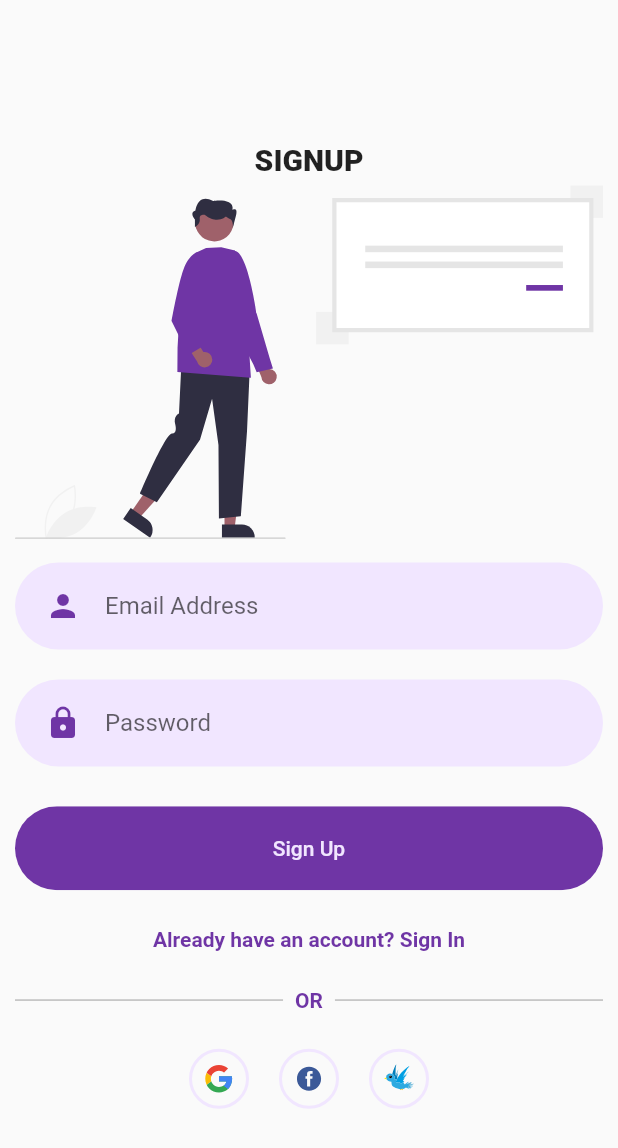
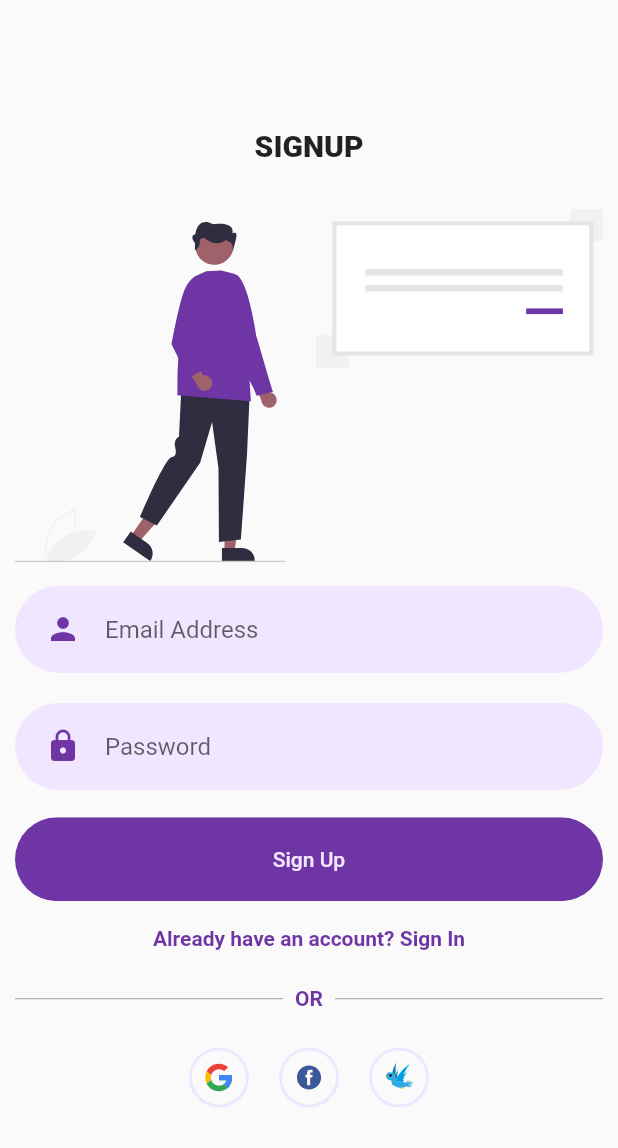
Before and after one commit to Oshinowo/flutter-auth, a Flutter app: the screen it shows after launch, after a tap on "SIGN UP", on a phone screen of 412 x 824 dp. Shown: the top 1148 px of the screen. Run offline on Flutter 3.47's test engine with Material 2 defaults, Android fonts, the phone set to English and light mode, and no system bars; our stand-ins replace flutter_svg.

Commit message:
complete working app

```diff
--- a/lib/screens/home_page.dart
+++ b/lib/screens/home_page.dart
@@ -19,16 +19,15 @@ class _HomePageState extends State<HomePage> {
     Size size = MediaQuery.of(context).size;
     return SafeArea(
       child: Scaffold(
-        body: Padding(
-          padding: const EdgeInsets.fromLTRB(10.0, 25.0, 10.0, 10.0),
-          child: SingleChildScrollView(
+        body: SingleChildScrollView(
+          padding: EdgeInsets.fromLTRB(10.0, 25.0, 10.0, 10.0),
           child: Column(
             mainAxisAlignment: MainAxisAlignment.center,
             crossAxisAlignment: CrossAxisAlignment.stretch,
             children: [
               Center(
                 child: Text(
-                    'Welcome To EDU',
+                  'Welcome To Class',
                   style: kHeadingStyle,
                 ),
               ),
@@ -73,7 +72,6 @@ class _HomePageState extends State<HomePage> {
           ),
         ),
       ),
-      ),
     );
   }
 }
--- a/lib/screens/login_page.dart
+++ b/lib/screens/login_page.dart
@@ -18,9 +18,8 @@ class _LoginPageState extends State<LoginPage> {
     Size size = MediaQuery.of(context).size;
     return SafeArea(
       child: Scaffold(
-        body: Padding(
+        body: SingleChildScrollView(
           padding: const EdgeInsets.fromLTRB(10.0, 35.0, 10.0, 5.0),
-          child: SingleChildScrollView(
           child: Container(
             width: double.infinity,
             child: Column(
@@ -33,6 +32,7 @@ class _LoginPageState extends State<LoginPage> {
                     style: kHeadingStyle,
                   ),
                 ),
+                SizedBox(height: size.height * 0.02),
                 SvgPicture.asset(
                   'images/undraw_Brainstorming_re_1lmw.svg',
                   height: size.height * 0.39,
@@ -75,7 +75,6 @@ class _LoginPageState extends State<LoginPage> {
           ),
         ),
       ),
-      ),
     );
   }
 }
--- a/lib/screens/signup_page.dart
+++ b/lib/screens/signup_page.dart
@@ -6,6 +6,7 @@ import 'package:flutter_auth/utilities/rounded_button.dart';
 import 'package:flutter_auth/utilities/already_have_account_check.dart';
 import 'login_page.dart';
 import 'package:flutter_auth/utilities/signup_or_divider.dart';
+import 'package:flutter_auth/utilities/social_media_icon.dart';
 
 class SignUpPage extends StatefulWidget {
   @override
@@ -18,9 +19,8 @@ class _SignUpPageState extends State<SignUpPage> {
     Size size = MediaQuery.of(context).size;
     return SafeArea(
       child: Scaffold(
-        body: Padding(
-          padding: const EdgeInsets.fromLTRB(10.0, 5.0, 10.0, 5.0),
-          child: SingleChildScrollView(
+        body: SingleChildScrollView(
+          padding: EdgeInsets.symmetric(horizontal: 10.0),
           child: Container(
             height: size.height,
             width: double.infinity,
@@ -34,6 +34,7 @@ class _SignUpPageState extends State<SignUpPage> {
                     style: kHeadingStyle,
                   ),
                 ),
+                SizedBox(height: size.height * 0.03),
                 SvgPicture.asset(
                   'images/undraw_Sign_in_re_o58h.svg',
                   height: size.height * 0.3,
@@ -50,14 +51,14 @@ class _SignUpPageState extends State<SignUpPage> {
                   onchanged: (value) {},
                   asterikText: true,
                 ),
-                  SizedBox(height: size.height * 0.02),
+                SizedBox(height: size.height * 0.01),
                 RoundedButton(
                   buttonLabel: 'Sign Up',
                   onPress: () {
                     print('sign up successfull');
                   },
                 ),
-                  SizedBox(height: size.height * 0.03),
+                SizedBox(height: size.height * 0.02),
                 AlreadyHaveAnAccountCheck(
                   login: false,
                   press: () {
@@ -91,33 +92,6 @@ class _SignUpPageState extends State<SignUpPage> {
           ),
         ),
       ),
-      ),
     );
   }
 }
-
-class SocialMediaIcon extends StatelessWidget {
-  const SocialMediaIcon({this.iconSrc});
-
-  final String iconSrc;
-
-  @override
-  Widget build(BuildContext context) {
-    return Container(
-      margin: EdgeInsets.symmetric(horizontal: 10.0),
-      padding: EdgeInsets.all(8.0),
-      decoration: BoxDecoration(
-        border: Border.all(
-          color: kPrimaryLightColor,
-          width: 2.0,
-        ),
-        shape: BoxShape.circle,
-      ),
-      child: SvgPicture.asset(
-        iconSrc,
-        width: 20.0,
-        height: 20.0,
-      ),
-    );
-  }
-}
--- /dev/null
+++ b/lib/utilities/social_media_icon.dart
@@ -0,0 +1,29 @@
+import 'package:flutter/material.dart';
+import 'package:flutter_svg/flutter_svg.dart';
+import 'constants.dart';
+
+class SocialMediaIcon extends StatelessWidget {
+  const SocialMediaIcon({this.iconSrc});
+
+  final String iconSrc;
+
+  @override
+  Widget build(BuildContext context) {
+    return Container(
+      margin: EdgeInsets.symmetric(horizontal: 10.0),
+      padding: EdgeInsets.all(8.0),
+      decoration: BoxDecoration(
+        border: Border.all(
+          color: kPrimaryLightColor,
+          width: 2.0,
+        ),
+        shape: BoxShape.circle,
+      ),
+      child: SvgPicture.asset(
+        iconSrc,
+        width: 20.0,
+        height: 20.0,
+      ),
+    );
+  }
+}
```
Lines whose indentation alone changed are shown as unchanged.
